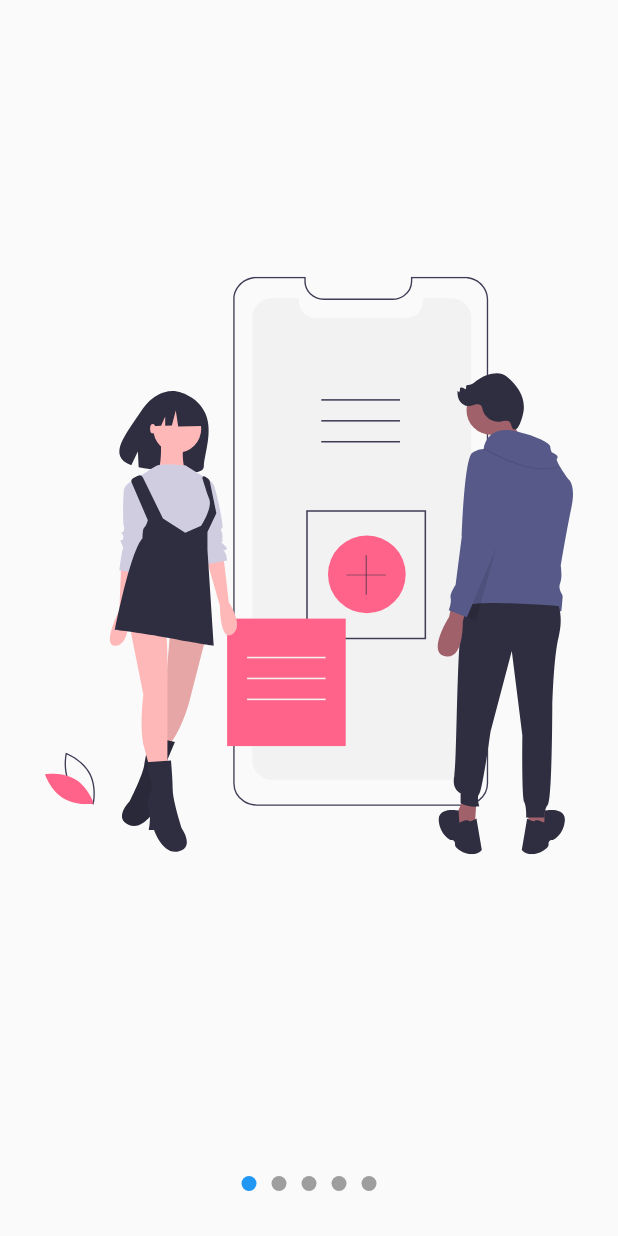
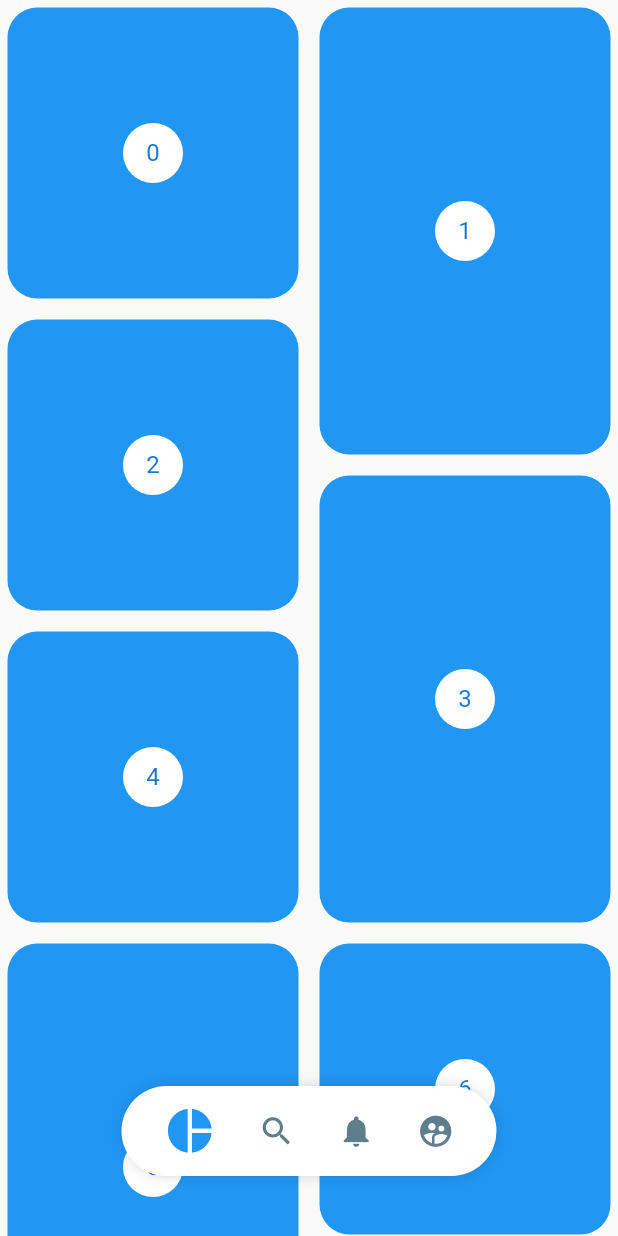
Before and after one commit to felibassx/flutter_design_appExamples, a Flutter app: the screen it shows after launch, on a phone screen of 412 x 824 dp. Run offline on Flutter 3.47's test engine with Material 2 defaults, Android fonts, the phone set to English and light mode, and no system bars; our stand-ins replace flutter_svg.

Commit message:
Menu Pinterest

```diff
--- a/lib/main.dart
+++ b/lib/main.dart
@@ -1,7 +1,8 @@
 
+import 'package:disenos_app/src/pages/pinterest_page.dart';
 import 'package:flutter/material.dart';
 
-import 'package:disenos_app/src/pages/slideshow_page.dart';
+// import 'package:disenos_app/src/pages/slideshow_page.dart';
 // import 'package:disenos_app/src/pages/graficas_circulares_page.dart';
 // import 'package:disenos_app/src/pages/cuadrado_animado_page.dart';
 // import 'package:disenos_app/src/pages/headers_pages.dart';
@@ -15,7 +16,7 @@ class MyApp extends StatelessWidget {
     return MaterialApp(
       debugShowCheckedModeBanner: false,
       title: 'Diseños App',
-      home: SlideshowPage()
+      home: PinterestPage()
     );
   }
 }
--- /dev/null
+++ b/lib/src/pages/pinterest_page.dart
@@ -0,0 +1,147 @@
+import 'package:disenos_app/src/widgets/pinterest_menu.dart';
+import 'package:flutter/material.dart';
+import 'package:flutter_staggered_grid_view/flutter_staggered_grid_view.dart';
+import 'package:provider/provider.dart';
+
+class PinterestPage extends StatelessWidget {
+  @override
+  Widget build(BuildContext context) {
+    return ChangeNotifierProvider(
+      create: (_) => new _MenuModel(),
+      child: Scaffold(
+        // body: PinterestGrid(),
+        // body: PinterestMenu(),
+        body: Stack(
+          children: <Widget>[_PinterestGrid(), _PinterestMenuLocation()],
+        ),
+      ),
+    );
+  }
+}
+
+class _PinterestMenuLocation extends StatelessWidget {
+  @override
+  Widget build(BuildContext context) {
+    final double widthScreen = MediaQuery.of(context).size.width;
+    final bool showMenu = Provider.of<_MenuModel>(context).show;
+
+    return Positioned(
+      child: Container(
+        width: widthScreen,
+        child: Align(
+          child: PinterestMenu(
+            showMenu: showMenu,
+            activeColor: Colors.blue,
+            inactiveColor: Colors.blueGrey,
+            backgroundColor: Colors.white,
+            items: [
+              PinterestButton(
+                  icon: Icons.pie_chart,
+                  onPressed: () {
+                    print('icon_pie_chart');
+                  }),
+              PinterestButton(
+                  icon: Icons.search,
+                  onPressed: () {
+                    print('icon_search');
+                  }),
+              PinterestButton(
+                  icon: Icons.notifications,
+                  onPressed: () {
+                    print('icon_notifications');
+                  }),
+              PinterestButton(
+                  icon: Icons.supervised_user_circle,
+                  onPressed: () {
+                    print('icon_supervised_user_circle');
+                  }),
+
+            ],
+          ),
+        ),
+      ),
+      bottom: 40,
+    );
+  }
+}
+
+class _PinterestGrid extends StatefulWidget {
+  @override
+  __PinterestGridState createState() => __PinterestGridState();
+}
+
+class __PinterestGridState extends State<_PinterestGrid> {
+  final List<int> items = List.generate(200, (i) => i);
+  ScrollController scrollController = new ScrollController();
+  double scrollBefore = 0.0;
+
+  @override
+  void initState() {
+    scrollController.addListener(() {
+      if (scrollController.offset > scrollBefore) {
+        Provider.of<_MenuModel>(context, listen: false).show = false;
+      } else {
+        Provider.of<_MenuModel>(context, listen: false).show = true;
+      }
+
+      scrollBefore =
+          (scrollController.offset < 0) ? 0 : scrollController.offset;
+
+      // print('ScrollController ${scrollController.offset}');
+    });
+
+    super.initState();
+  }
+
+  @override
+  void dispose() {
+    scrollController.dispose();
+    super.dispose();
+  }
+
+  @override
+  Widget build(BuildContext context) {
+    return StaggeredGridView.countBuilder(
+      controller: scrollController,
+      crossAxisCount: 4,
+      itemCount: items.length,
+      itemBuilder: (BuildContext context, int index) => _PintrestItem(index),
+      staggeredTileBuilder: (int index) =>
+          new StaggeredTile.count(2, index.isEven ? 2 : 3),
+      mainAxisSpacing: 4.0,
+      crossAxisSpacing: 4.0,
+    );
+  }
+}
+
+class _PintrestItem extends StatelessWidget {
+  final int index;
+
+  const _PintrestItem(this.index);
+
+  @override
+  Widget build(BuildContext context) {
+    return new Container(
+        margin: EdgeInsets.all(5),
+        decoration: BoxDecoration(
+            color: Colors.blue,
+            borderRadius: BorderRadius.all(Radius.circular(20))),
+        child: new Center(
+          child: new CircleAvatar(
+            backgroundColor: Colors.white,
+            child: new Text('$index'),
+          ),
+        ));
+  }
+}
+
+// Provider Pattern
+class _MenuModel with ChangeNotifier {
+  bool _show = true;
+
+  bool get show => this._show;
+  set show(bool value) {
+    this._show = value;
+    notifyListeners();
+  }
+}
--- a/lib/src/pages/slideshow_page.dart
+++ b/lib/src/pages/slideshow_page.dart
@@ -8,6 +8,10 @@ class SlideshowPage extends StatelessWidget {
     return Scaffold(
       body: Center(
         child: Slideshow(
+          pointUp: false,
+          primaryBullet: 15,
+          // primaryColor: Colors.red,
+          // secondaryColor: Colors.grey,
           slides: <Widget>[
             SvgPicture.asset('assets/images/svg/slide-1.svg'),
             SvgPicture.asset('assets/images/svg/slide-2.svg'),
--- /dev/null
+++ b/lib/src/widgets/pinterest_menu.dart
@@ -0,0 +1,162 @@
+import 'package:flutter/material.dart';
+import 'package:provider/provider.dart';
+
+class PinterestButton {
+  final Function onPressed;
+  final IconData icon;
+
+  PinterestButton({@required this.onPressed, @required this.icon});
+}
+
+class PinterestMenu extends StatelessWidget {
+  final bool showMenu;
+  final Color backgroundColor;
+  final Color activeColor;
+  final Color inactiveColor;
+  final List<PinterestButton> items;
+
+  PinterestMenu({
+    this.showMenu = true,
+    this.backgroundColor = Colors.white,
+    this.activeColor = Colors.black,
+    this.inactiveColor = Colors.blueGrey,
+    @required this.items
+  });
+
+  @override
+  Widget build(BuildContext context) {
+    // _MenuItems(items)
+    return ChangeNotifierProvider(
+      create: (_) => new _MenuModel(),
+      child: AnimatedOpacity(
+          duration: Duration(milliseconds: 250),
+          curve: Curves.bounceOut,
+          opacity: (showMenu) ? 1 : 0,
+          child: Builder(builder: (BuildContext context) {
+
+            Provider.of<_MenuModel>(context).backgroundColor = this.backgroundColor;
+            Provider.of<_MenuModel>(context).activeColor = this.activeColor;
+            Provider.of<_MenuModel>(context).inactiveColor = this.inactiveColor;
+
+            return _PintrestMenuBackground(
+              child: _MenuItems(items),
+            );
+          })),
+    );
+  }
+}
+
+class _PintrestMenuBackground extends StatelessWidget {
+  final Widget child;
+
+  _PintrestMenuBackground({@required this.child});
+
+  @override
+  Widget build(BuildContext context) {
+    Color backgroundColor = Provider.of<_MenuModel>(context).backgroundColor;
+
+    return Container(
+      child: child,
+      width: 250,
+      height: 60,
+      decoration: BoxDecoration(
+          color: backgroundColor,
+          borderRadius: BorderRadius.all(Radius.circular(100)),
+          boxShadow: <BoxShadow>[
+            BoxShadow(color: Colors.black38, blurRadius: 10, spreadRadius: -5)
+          ]),
+    );
+  }
+}
+
+class _MenuItems extends StatelessWidget {
+  final List<PinterestButton> menuItems;
+
+  _MenuItems(this.menuItems);
+
+  @override
+  Widget build(BuildContext context) {
+    return Row(
+      mainAxisAlignment: MainAxisAlignment.spaceEvenly,
+      children: List.generate(
+          menuItems.length, (i) => _PinterestMenuButton(i, menuItems[i])),
+    );
+  }
+}
+
+class _PinterestMenuButton extends StatefulWidget {
+  final int index;
+  final PinterestButton item;
+
+  _PinterestMenuButton(this.index, this.item);
+
+  @override
+  __PinterestMenuButtonState createState() => __PinterestMenuButtonState();
+}
+
+class __PinterestMenuButtonState extends State<_PinterestMenuButton> {
+  @override
+  Widget build(BuildContext context) {
+    final itemSelected = Provider.of<_MenuModel>(context).itemSelected;
+    Color colorSelected = Provider.of<_MenuModel>(context).activeColor;
+    double sizeSelected = 30;
+
+    // Button selected set
+    if (itemSelected == widget.index) {
+      colorSelected = Provider.of<_MenuModel>(context).activeColor;
+      sizeSelected = 35;
+    } else {
+      colorSelected = Provider.of<_MenuModel>(context).inactiveColor;
+      sizeSelected = 25;
+    }
+
+    return GestureDetector(
+      onTap: () {
+        Provider.of<_MenuModel>(context, listen: false).itemSelected =
+            widget.index;
+        widget.item.onPressed();
+      },
+      behavior: HitTestBehavior.translucent,
+      child: Container(
+        child: Icon(
+          widget.item.icon,
+          size: sizeSelected,
+          color: colorSelected,
+        ),
+      ),
+    );
+  }
+}
+
+// Provider Pattern
+class _MenuModel with ChangeNotifier {
+  int _itemSelected = 0;
+  Color _backgroundColor = Colors.white;
+  Color _activeColor = Colors.black;
+  Color _inactiveColor = Colors.blueGrey;
+
+  int get itemSelected => this._itemSelected;
+
+  set itemSelected(int index) {
+    this._itemSelected = index;
+    notifyListeners();
+  }
+
+  Color get backgroundColor => this._backgroundColor;
+  set backgroundColor(Color value) {
+    this._backgroundColor = value;
+    notifyListeners();
+  }
+
+  Color get activeColor => this._activeColor;
+  set activeColor(Color value) {
+    this._activeColor = value;
+    notifyListeners();
+  }
+
+  Color get inactiveColor => this._inactiveColor;
+  set inactiveColor(Color value) {
+    this._inactiveColor = value;
+    notifyListeners();
+  }
+}
--- a/pubspec.yaml
+++ b/pubspec.yaml
@@ -30,6 +30,7 @@ dependencies:
   cupertino_icons: ^0.1.3
   flutter_svg: ^0.17.4
   provider: ^4.1.2
+  flutter_staggered_grid_view: ^0.3.0
 
 dev_dependencies:
   flutter_test:
```
Also changed, not shown: lib/src/widgets/slideshow.dart (+134 -35 lines), pubspec.lock.
